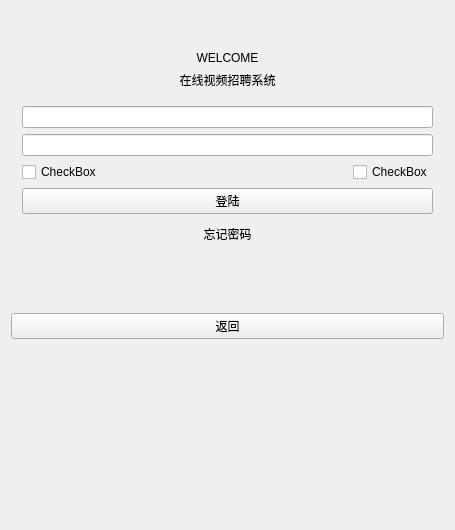
This is login/login.ui in unknow-heros/chat-client as Qt 5 draws it before an edit. The edited form follows.
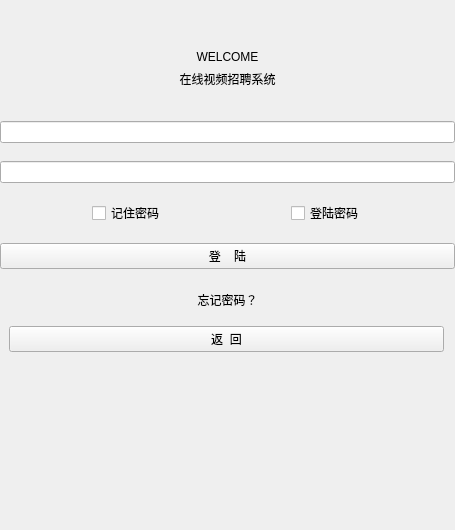
This is the edited form. Custom widgets are drawn as their Qt base class.

```diff
--- a/login/login.ui
+++ b/login/login.ui
@@ -1,7 +1,7 @@
 <?xml version="1.0" encoding="UTF-8"?>
 <ui version="4.0">
- <class>loginClass</class>
- <widget class="QWidget" name="loginClass">
+ <class>login</class>
+ <widget class="QWidget" name="login">
   <property name="geometry">
    <rect>
     <x>0</x>
@@ -11,134 +11,307 @@
    </rect>
   </property>
   <property name="windowTitle">
-   <string>login</string>
+   <string>Widget</string>
   </property>
-  <layout class="QVBoxLayout" name="verticalLayout_2">
-   <item>
-    <spacer name="verticalSpacer_2">
-     <property name="orientation">
-      <enum>Qt::Vertical</enum>
+  <layout class="QGridLayout" name="gridLayout">
+   <property name="leftMargin">
+    <number>0</number>
+   </property>
+   <property name="topMargin">
+    <number>50</number>
+   </property>
+   <property name="rightMargin">
+    <number>0</number>
+   </property>
+   <property name="bottomMargin">
+    <number>0</number>
+   </property>
+   <property name="spacing">
+    <number>0</number>
+   </property>
+   <item row="2" column="0">
+    <widget class="QWidget" name="returnWidget" native="true">
+     <property name="minimumSize">
+      <size>
+       <width>0</width>
+       <height>0</height>
+      </size>
      </property>
-     <property name="sizeType">
-      <enum>QSizePolicy::Minimum</enum>
-     </property>
-     <property name="sizeHint" stdset="0">
+     <property name="maximumSize">
       <size>
-       <width>20</width>
-       <height>40</height>
+       <width>16777215</width>
+       <height>16777215</height>
       </size>
      </property>
-    </spacer>
-   </item>
-   <item>
-    <widget class="QLabel" name="label_welcome">
-     <property name="text">
-      <string>WELCOME</string>
-     </property>
-     <property name="alignment">
-      <set>Qt::AlignCenter</set>
-     </property>
+     <layout class="QVBoxLayout" name="verticalLayout_3">
+      <property name="spacing">
+       <number>0</number>
+      </property>
+      <property name="leftMargin">
+       <number>9</number>
+      </property>
+      <property name="topMargin">
+       <number>0</number>
+      </property>
+      <item>
+       <widget class="QPushButton" name="btn_return">
+        <property name="sizePolicy">
+         <sizepolicy hsizetype="Preferred" vsizetype="Fixed">
+          <horstretch>0</horstretch>
+          <verstretch>0</verstretch>
+         </sizepolicy>
+        </property>
+        <property name="text">
+         <string>返  回</string>
+        </property>
+       </widget>
+      </item>
+      <item>
+       <spacer name="verticalSpacer_2">
+        <property name="orientation">
+         <enum>Qt::Vertical</enum>
+        </property>
+        <property name="sizeHint" stdset="0">
+         <size>
+          <width>20</width>
+          <height>40</height>
+         </size>
+        </property>
+       </spacer>
+      </item>
+     </layout>
     </widget>
    </item>
-   <item>
-    <widget class="QLabel" name="label_onLine">
-     <property name="layoutDirection">
-      <enum>Qt::LeftToRight</enum>
-     </property>
-     <property name="text">
-      <string>在线视频招聘系统</string>
-     </property>
-     <property name="textFormat">
-      <enum>Qt::AutoText</enum>
-     </property>
-     <property name="alignment">
-      <set>Qt::AlignCenter</set>
-     </property>
-    </widget>
-   </item>
-   <item>
+   <item row="1" column="0">
     <widget class="QStackedWidget" name="stackedWidget">
+     <property name="minimumSize">
+      <size>
+       <width>0</width>
+       <height>0</height>
+      </size>
+     </property>
+     <property name="maximumSize">
+      <size>
+       <width>16777215</width>
+       <height>16777215</height>
+      </size>
+     </property>
      <property name="currentIndex">
       <number>0</number>
      </property>
      <widget class="QWidget" name="page">
-      <layout class="QVBoxLayout" name="verticalLayout">
-       <item>
-        <widget class="QLineEdit" name="lineEdit_user"/>
-       </item>
-       <item>
-        <widget class="QLineEdit" name="lineEdit_passwd"/>
-       </item>
-       <item>
-        <layout class="QHBoxLayout" name="horizontalLayout">
-         <item>
-          <widget class="QCheckBox" name="checkBox_passwd">
-           <property name="text">
-            <string>CheckBox</string>
-           </property>
-          </widget>
-         </item>
-         <item>
-          <spacer name="horizontalSpacer">
-           <property name="orientation">
-            <enum>Qt::Horizontal</enum>
-           </property>
-           <property name="sizeHint" stdset="0">
-            <size>
-             <width>40</width>
-             <height>20</height>
-            </size>
-           </property>
-          </spacer>
-         </item>
-         <item>
-          <widget class="QCheckBox" name="checkBox_autoLogin">
-           <property name="text">
-            <string>CheckBox</string>
-           </property>
-          </widget>
-         </item>
-        </layout>
-       </item>
-       <item>
+      <layout class="QGridLayout" name="gridLayout_2">
+       <property name="leftMargin">
+        <number>0</number>
+       </property>
+       <property name="topMargin">
+        <number>20</number>
+       </property>
+       <property name="rightMargin">
+        <number>0</number>
+       </property>
+       <property name="bottomMargin">
+        <number>0</number>
+       </property>
+       <property name="horizontalSpacing">
+        <number>0</number>
+       </property>
+       <property name="verticalSpacing">
+        <number>5</number>
+       </property>
+       <item row="4" column="0">
         <widget class="QPushButton" name="btn_login">
+         <property name="sizePolicy">
+          <sizepolicy hsizetype="Minimum" vsizetype="Fixed">
+           <horstretch>0</horstretch>
+           <verstretch>0</verstretch>
+          </sizepolicy>
+         </property>
+         <property name="maximumSize">
+          <size>
+           <width>16777215</width>
+           <height>16777215</height>
+          </size>
+         </property>
+         <property name="layoutDirection">
+          <enum>Qt::LeftToRight</enum>
+         </property>
          <property name="text">
-          <string>登陆</string>
+          <string>登    陆</string>
          </property>
         </widget>
        </item>
-       <item>
-        <widget class="QLabel" name="label_forget">
+       <item row="3" column="0">
+        <layout class="QHBoxLayout" name="horizontalLayout_3">
+         <property name="spacing">
+          <number>0</number>
+         </property>
+         <property name="leftMargin">
+          <number>6</number>
+         </property>
+         <property name="rightMargin">
+          <number>5</number>
+         </property>
+         <item>
+          <widget class="QCheckBox" name="checkBox">
+           <property name="sizePolicy">
+            <sizepolicy hsizetype="Fixed" vsizetype="Fixed">
+             <horstretch>0</horstretch>
+             <verstretch>0</verstretch>
+            </sizepolicy>
+           </property>
+           <property name="text">
+            <string>记住密码</string>
+           </property>
+          </widget>
+         </item>
+         <item>
+          <spacer name="horizontalSpacer">
+           <property name="orientation">
+            <enum>Qt::Horizontal</enum>
+           </property>
+           <property name="sizeType">
+            <enum>QSizePolicy::Preferred</enum>
+           </property>
+           <property name="sizeHint" stdset="0">
+            <size>
+             <width>40</width>
+             <height>20</height>
+            </size>
+           </property>
+          </spacer>
+         </item>
+         <item>
+          <widget class="QCheckBox" name="checkBox_2">
+           <property name="sizePolicy">
+            <sizepolicy hsizetype="Fixed" vsizetype="Fixed">
+             <horstretch>0</horstretch>
+             <verstretch>0</verstretch>
+            </sizepolicy>
+           </property>
+           <property name="text">
+            <string>登陆密码</string>
+           </property>
+          </widget>
+         </item>
+        </layout>
+       </item>
+       <item row="5" column="0">
+        <widget class="QPushButton" name="btn_forgot_password">
          <property name="text">
-          <string>忘记密码</string>
+          <string>忘记密码？</string>
+         </property>
+         <property name="flat">
+          <bool>true</bool>
+         </property>
+        </widget>
+       </item>
+       <item row="2" column="0">
+        <widget class="LineEditWithButton" name="lineEdit_user">
+         <property name="enabled">
+          <bool>true</bool>
+         </property>
+         <property name="sizePolicy">
+          <sizepolicy hsizetype="Preferred" vsizetype="Fixed">
+           <horstretch>0</horstretch>
+           <verstretch>0</verstretch>
+          </sizepolicy>
+         </property>
+         <property name="minimumSize">
+          <size>
+           <width>0</width>
+           <height>0</height>
+          </size>
+         </property>
+         <property name="maximumSize">
+          <size>
+           <width>16777215</width>
+           <height>16777215</height>
+          </size>
+         </property>
+         <property name="echoMode">
+          <enum>QLineEdit::Password</enum>
+         </property>
+        </widget>
+       </item>
+       <item row="1" column="0">
+        <widget class="LineEditWithButton" name="lineEdit_passwd">
+         <property name="sizePolicy">
+          <sizepolicy hsizetype="Preferred" vsizetype="Fixed">
+           <horstretch>0</horstretch>
+           <verstretch>0</verstretch>
+          </sizepolicy>
+         </property>
+         <property name="minimumSize">
+          <size>
+           <width>0</width>
+           <height>0</height>
+          </size>
+         </property>
+         <property name="maximumSize">
+          <size>
+           <width>16777215</width>
+           <height>16777215</height>
+          </size>
+         </property>
+         <property name="layoutDirection">
+          <enum>Qt::LeftToRight</enum>
          </property>
          <property name="alignment">
-          <set>Qt::AlignCenter</set>
+          <set>Qt::AlignLeading|Qt::AlignLeft|Qt::AlignVCenter</set>
          </property>
         </widget>
        </item>
       </layout>
      </widget>
      <widget class="QWidget" name="page_2">
-      <layout class="QVBoxLayout" name="verticalLayout_3">
-       <item>
+      <layout class="QGridLayout" name="gridLayout_3">
+       <property name="topMargin">
+        <number>35</number>
+       </property>
+       <item row="8" column="0">
         <spacer name="verticalSpacer_5">
          <property name="orientation">
           <enum>Qt::Vertical</enum>
          </property>
-         <property name="sizeType">
-          <enum>QSizePolicy::Minimum</enum>
-         </property>
          <property name="sizeHint" stdset="0">
           <size>
            <width>20</width>
-           <height>10</height>
+           <height>40</height>
           </size>
          </property>
         </spacer>
        </item>
-       <item>
-        <widget class="QLabel" name="label">
+       <item row="1" column="0">
+        <layout class="QHBoxLayout" name="horizontalLayout">
+         <property name="topMargin">
+          <number>10</number>
+         </property>
+         <item>
+          <widget class="QLineEdit" name="le_account">
+           <property name="sizePolicy">
+            <sizepolicy hsizetype="Preferred" vsizetype="Fixed">
+             <horstretch>0</horstretch>
+             <verstretch>0</verstretch>
+            </sizepolicy>
+           </property>
+           <property name="font">
+            <font>
+             <pointsize>9</pointsize>
+            </font>
+           </property>
+           <property name="acceptDrops">
+            <bool>true</bool>
+           </property>
+           <property name="placeholderText">
+            <string>请输入你的账号</string>
+           </property>
+          </widget>
+         </item>
+        </layout>
+       </item>
+       <item row="0" column="0">
+        <widget class="QLabel" name="title">
          <property name="text">
           <string>忘记密码</string>
          </property>
@@ -147,15 +320,24 @@
          </property>
         </widget>
        </item>
-       <item>
-        <widget class="QLineEdit" name="lineEdit">
-         <property name="placeholderText">
-          <string>请输入你的账号</string>
+       <item row="7" column="0">
+        <widget class="QLabel" name="tip">
+         <property name="text">
+          <string>对不起，您输入的账号不存在！</string>
+         </property>
+         <property name="alignment">
+          <set>Qt::AlignCenter</set>
          </property>
         </widget>
        </item>
-       <item>
+       <item row="4" column="0">
         <layout class="QHBoxLayout" name="horizontalLayout_2">
+         <property name="leftMargin">
+          <number>0</number>
+         </property>
+         <property name="rightMargin">
+          <number>7</number>
+         </property>
          <item>
           <spacer name="horizontalSpacer_2">
            <property name="orientation">
@@ -170,7 +352,7 @@
           </spacer>
          </item>
          <item>
-          <widget class="QPushButton" name="pushButton">
+          <widget class="QPushButton" name="btn_accunt_next">
            <property name="text">
             <string>下一步</string>
            </property>
@@ -178,44 +360,18 @@
          </item>
         </layout>
        </item>
-       <item>
-        <spacer name="verticalSpacer_3">
+       <item row="6" column="0">
+        <spacer name="verticalSpacer_6">
          <property name="orientation">
           <enum>Qt::Vertical</enum>
          </property>
          <property name="sizeType">
-          <enum>QSizePolicy::Minimum</enum>
+          <enum>QSizePolicy::Fixed</enum>
          </property>
          <property name="sizeHint" stdset="0">
           <size>
            <width>20</width>
-           <height>15</height>
-          </size>
-         </property>
-        </spacer>
-       </item>
-       <item>
-        <widget class="QLabel" name="label_2">
-         <property name="text">
-          <string>你输入的账号不合法</string>
-         </property>
-         <property name="alignment">
-          <set>Qt::AlignCenter</set>
-         </property>
-        </widget>
-       </item>
-       <item>
-        <spacer name="verticalSpacer_4">
-         <property name="orientation">
-          <enum>Qt::Vertical</enum>
-         </property>
-         <property name="sizeType">
-          <enum>QSizePolicy::Minimum</enum>
-         </property>
-         <property name="sizeHint" stdset="0">
-          <size>
-           <width>20</width>
-           <height>15</height>
+           <height>40</height>
           </size>
          </property>
         </spacer>
@@ -223,40 +379,57 @@
       </layout>
      </widget>
      <widget class="QWidget" name="page_3">
-      <layout class="QVBoxLayout" name="verticalLayout_4">
-       <item>
-        <widget class="QLabel" name="label_3">
-         <property name="text">
-          <string>忘记密码</string>
+      <layout class="QGridLayout" name="gridLayout_4">
+       <property name="leftMargin">
+        <number>9</number>
+       </property>
+       <property name="topMargin">
+        <number>35</number>
+       </property>
+       <property name="rightMargin">
+        <number>9</number>
+       </property>
+       <item row="1" column="0">
+        <layout class="QHBoxLayout" name="horizontalLayout_5">
+         <property name="topMargin">
+          <number>10</number>
          </property>
-         <property name="alignment">
-          <set>Qt::AlignCenter</set>
-         </property>
-        </widget>
-       </item>
-       <item>
-        <widget class="QLineEdit" name="lineEdit_2"/>
-       </item>
-       <item>
-        <layout class="QHBoxLayout" name="horizontalLayout_3">
          <item>
-          <spacer name="horizontalSpacer_4">
-           <property name="orientation">
-            <enum>Qt::Horizontal</enum>
+          <widget class="QLineEdit" name="le_email">
+           <property name="sizePolicy">
+            <sizepolicy hsizetype="Preferred" vsizetype="Fixed">
+             <horstretch>0</horstretch>
+             <verstretch>0</verstretch>
+            </sizepolicy>
            </property>
-           <property name="sizeType">
-            <enum>QSizePolicy::Minimum</enum>
+           <property name="font">
+            <font>
+             <pointsize>9</pointsize>
+            </font>
            </property>
-           <property name="sizeHint" stdset="0">
-            <size>
-             <width>40</width>
-             <height>20</height>
-            </size>
+           <property name="placeholderText">
+            <string>请输入你绑定的邮箱</string>
            </property>
-          </spacer>
+          </widget>
          </item>
+        </layout>
+       </item>
+       <item row="3" column="0">
+        <layout class="QHBoxLayout" name="horizontalLayout_4">
+         <property name="leftMargin">
+          <number>50</number>
+         </property>
+         <property name="rightMargin">
+          <number>50</number>
+         </property>
          <item>
-          <widget class="QPushButton" name="pushButton_2">
+          <widget class="QPushButton" name="btn_email_prev">
+           <property name="sizePolicy">
+            <sizepolicy hsizetype="Fixed" vsizetype="Fixed">
+             <horstretch>0</horstretch>
+             <verstretch>0</verstretch>
+            </sizepolicy>
+           </property>
            <property name="text">
             <string>上一步</string>
            </property>
@@ -276,109 +449,258 @@
           </spacer>
          </item>
          <item>
-          <widget class="QPushButton" name="pushButton_3">
+          <widget class="QPushButton" name="btn_email_next">
+           <property name="sizePolicy">
+            <sizepolicy hsizetype="Fixed" vsizetype="Fixed">
+             <horstretch>0</horstretch>
+             <verstretch>0</verstretch>
+            </sizepolicy>
+           </property>
            <property name="text">
             <string>下一步</string>
            </property>
           </widget>
          </item>
-         <item>
-          <spacer name="horizontalSpacer_5">
-           <property name="orientation">
-            <enum>Qt::Horizontal</enum>
-           </property>
-           <property name="sizeType">
-            <enum>QSizePolicy::Minimum</enum>
-           </property>
-           <property name="sizeHint" stdset="0">
-            <size>
-             <width>40</width>
-             <height>20</height>
-            </size>
-           </property>
-          </spacer>
-         </item>
         </layout>
        </item>
-       <item>
-        <widget class="QLabel" name="label_4">
-         <property name="maximumSize">
-          <size>
-           <width>16777215</width>
-           <height>30</height>
-          </size>
+       <item row="0" column="0">
+        <widget class="QLabel" name="title_2">
+         <property name="text">
+          <string>忘记密码</string>
          </property>
+         <property name="alignment">
+          <set>Qt::AlignCenter</set>
+         </property>
+        </widget>
+       </item>
+       <item row="5" column="0">
+        <widget class="QLabel" name="tip_2">
          <property name="text">
-          <string>对不起，你输入的邮箱有误</string>
+          <string>对不起，您输入的邮箱有误！</string>
          </property>
          <property name="alignment">
           <set>Qt::AlignCenter</set>
          </property>
         </widget>
        </item>
+       <item row="6" column="0">
+        <spacer name="verticalSpacer_3">
+         <property name="orientation">
+          <enum>Qt::Vertical</enum>
+         </property>
+         <property name="sizeHint" stdset="0">
+          <size>
+           <width>20</width>
+           <height>40</height>
+          </size>
+         </property>
+        </spacer>
+       </item>
+       <item row="4" column="0">
+        <spacer name="verticalSpacer_4">
+         <property name="orientation">
+          <enum>Qt::Vertical</enum>
+         </property>
+         <property name="sizeType">
+          <enum>QSizePolicy::Fixed</enum>
+         </property>
+         <property name="sizeHint" stdset="0">
+          <size>
+           <width>20</width>
+           <height>40</height>
+          </size>
+         </property>
+        </spacer>
+       </item>
       </layout>
      </widget>
      <widget class="QWidget" name="page_4">
-      <layout class="QVBoxLayout" name="verticalLayout_6">
-       <item>
-        <layout class="QVBoxLayout" name="verticalLayout_5">
+      <layout class="QGridLayout" name="gridLayout_5">
+       <property name="topMargin">
+        <number>35</number>
+       </property>
+       <item row="0" column="0">
+        <widget class="QLabel" name="title_3">
+         <property name="maximumSize">
+          <size>
+           <width>16777215</width>
+           <height>100</height>
+          </size>
+         </property>
+         <property name="text">
+          <string>忘记密码</string>
+         </property>
+         <property name="alignment">
+          <set>Qt::AlignCenter</set>
+         </property>
+        </widget>
+       </item>
+       <item row="1" column="0">
+        <layout class="QVBoxLayout" name="verticalLayout_2">
+         <property name="topMargin">
+          <number>10</number>
+         </property>
          <item>
-          <widget class="QLabel" name="label_5">
+          <spacer name="verticalSpacer_7">
+           <property name="orientation">
+            <enum>Qt::Vertical</enum>
+           </property>
+           <property name="sizeType">
+            <enum>QSizePolicy::Fixed</enum>
+           </property>
+           <property name="sizeHint" stdset="0">
+            <size>
+             <width>20</width>
+             <height>40</height>
+            </size>
+           </property>
+          </spacer>
+         </item>
+         <item>
+          <widget class="QLabel" name="tip_4">
+           <property name="sizePolicy">
+            <sizepolicy hsizetype="Preferred" vsizetype="Fixed">
+             <horstretch>0</horstretch>
+             <verstretch>0</verstretch>
+            </sizepolicy>
+           </property>
+           <property name="font">
+            <font>
+             <pointsize>9</pointsize>
+            </font>
+           </property>
            <property name="text">
-            <string>密码已经发送到你的邮箱，请注意查收</string>
+            <string>密码已发至你的邮箱</string>
            </property>
            <property name="alignment">
             <set>Qt::AlignCenter</set>
            </property>
           </widget>
          </item>
+         <item>
+          <widget class="QLabel" name="tip_3">
+           <property name="sizePolicy">
+            <sizepolicy hsizetype="Preferred" vsizetype="Fixed">
+             <horstretch>0</horstretch>
+             <verstretch>0</verstretch>
+            </sizepolicy>
+           </property>
+           <property name="text">
+            <string>请登陆邮箱查收</string>
+           </property>
+           <property name="alignment">
+            <set>Qt::AlignCenter</set>
+           </property>
+          </widget>
+         </item>
+         <item>
+          <spacer name="verticalSpacer">
+           <property name="orientation">
+            <enum>Qt::Vertical</enum>
+           </property>
+           <property name="sizeHint" stdset="0">
+            <size>
+             <width>20</width>
+             <height>40</height>
+            </size>
+           </property>
+          </spacer>
+         </item>
         </layout>
        </item>
       </layout>
      </widget>
     </widget>
    </item>
-   <item>
-    <spacer name="verticalSpacer_6">
-     <property name="orientation">
-      <enum>Qt::Vertical</enum>
+   <item row="0" column="0">
+    <widget class="QWidget" name="logo" native="true">
+     <property name="minimumSize">
+      <size>
+       <width>0</width>
+       <height>0</height>
+      </size>
      </property>
-     <property name="sizeHint" stdset="0">
+     <property name="maximumSize">
       <size>
-       <width>20</width>
-       <height>40</height>
+       <width>16777215</width>
+       <height>16777215</height>
       </size>
      </property>
-    </spacer>
-   </item>
-   <item>
-    <widget class="QPushButton" name="btn_back">
-     <property name="text">
-      <string>返回</string>
+     <property name="font">
+      <font>
+       <pointsize>9</pointsize>
+      </font>
      </property>
+     <layout class="QVBoxLayout" name="verticalLayout">
+      <property name="leftMargin">
+       <number>0</number>
+      </property>
+      <property name="topMargin">
+       <number>0</number>
+      </property>
+      <property name="rightMargin">
+       <number>0</number>
+      </property>
+      <property name="bottomMargin">
+       <number>0</number>
+      </property>
+      <item>
+       <widget class="QLabel" name="label_welcome">
+        <property name="sizePolicy">
+         <sizepolicy hsizetype="Preferred" vsizetype="Fixed">
+          <horstretch>0</horstretch>
+          <verstretch>0</verstretch>
+         </sizepolicy>
+        </property>
+        <property name="text">
+         <string>WELCOME</string>
+        </property>
+        <property name="alignment">
+         <set>Qt::AlignCenter</set>
+        </property>
+       </widget>
+      </item>
+      <item>
+       <widget class="QLabel" name="label_onLine">
+        <property name="sizePolicy">
+         <sizepolicy hsizetype="Preferred" vsizetype="Fixed">
+          <horstretch>0</horstretch>
+          <verstretch>0</verstretch>
+         </sizepolicy>
+        </property>
+        <property name="font">
+         <font>
+          <family>Arial</family>
+          <pointsize>9</pointsize>
+          <weight>50</weight>
+          <italic>false</italic>
+          <bold>false</bold>
+         </font>
+        </property>
+        <property name="styleSheet">
+         <string notr="true"/>
+        </property>
+        <property name="text">
+         <string>在线视频招聘系统</string>
+        </property>
+        <property name="alignment">
+         <set>Qt::AlignCenter</set>
+        </property>
+       </widget>
+      </item>
+     </layout>
     </widget>
    </item>
-   <item>
-    <spacer name="verticalSpacer">
-     <property name="orientation">
-      <enum>Qt::Vertical</enum>
-     </property>
-     <property name="sizeType">
-      <enum>QSizePolicy::Minimum</enum>
-     </property>
-     <property name="sizeHint" stdset="0">
-      <size>
-       <width>20</width>
-       <height>180</height>
-      </size>
-     </property>
-    </spacer>
-   </item>
   </layout>
  </widget>
  <layoutdefault spacing="6" margin="11"/>
- <resources>
-  <include location="login.qrc"/>
- </resources>
+ <customwidgets>
+  <customwidget>
+   <class>LineEditWithButton</class>
+   <extends>QLineEdit</extends>
+   <header location="global">General/LineEditWithButton.h</header>
+  </customwidget>
+ </customwidgets>
+ <resources/>
  <connections/>
 </ui>
```
